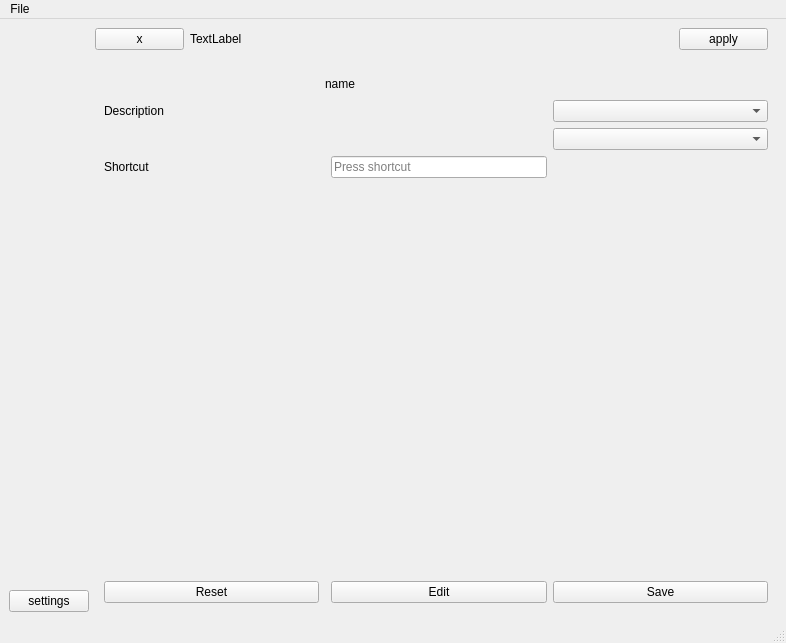
Qt form src/AppMainUi.ui (Vaisakhkm2625/keyboardcontrol) before a commit.
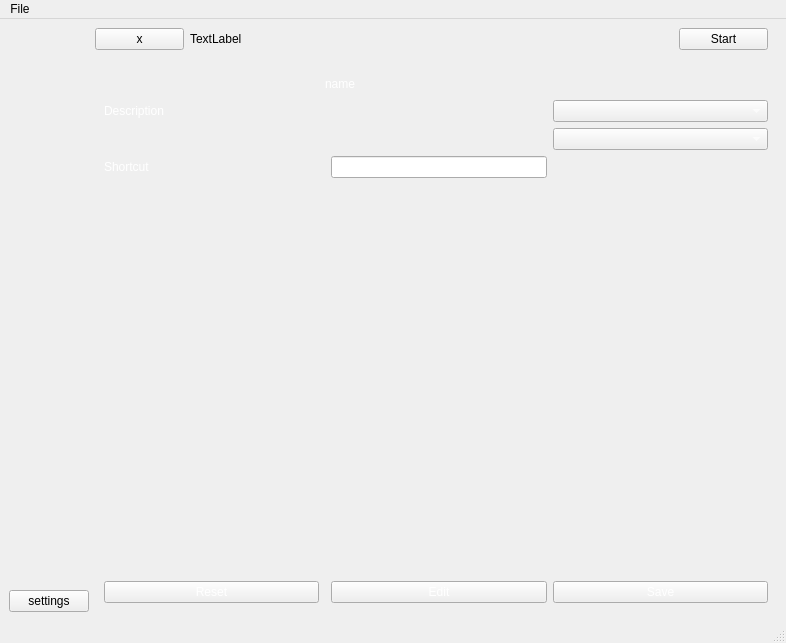
The same form after that commit. The open tabs and pages were chosen to show the change. Icons and pictures are not drawn.

```diff
--- a/src/AppMainUi.ui
+++ b/src/AppMainUi.ui
@@ -75,7 +75,7 @@
           <item>
            <widget class="QPushButton" name="apply_button">
             <property name="text">
-             <string>apply</string>
+             <string>Start</string>
             </property>
            </widget>
           </item>
@@ -84,6 +84,9 @@
        </item>
        <item row="1" column="0">
         <widget class="QStackedWidget" name="stackedWidget">
+         <property name="styleSheet">
+          <string notr="true">* {color : white; }</string>
+         </property>
          <property name="currentIndex">
           <number>2</number>
          </property>
```
Left out of the diff: 2 changed lines with no effect on the pictures.
